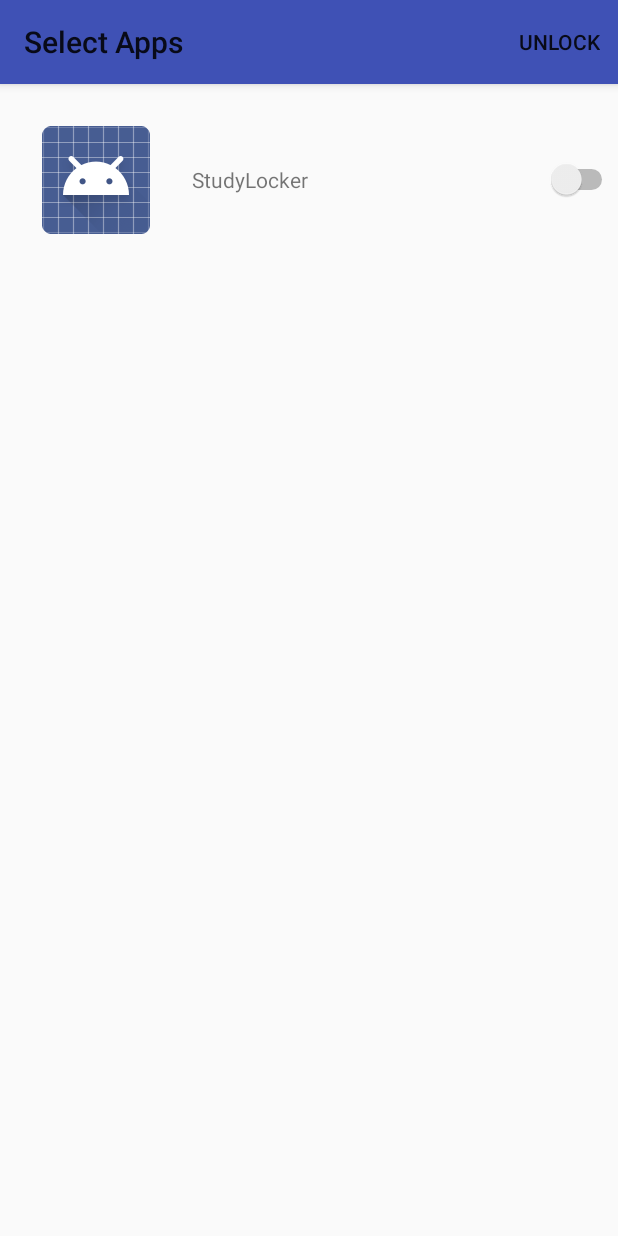
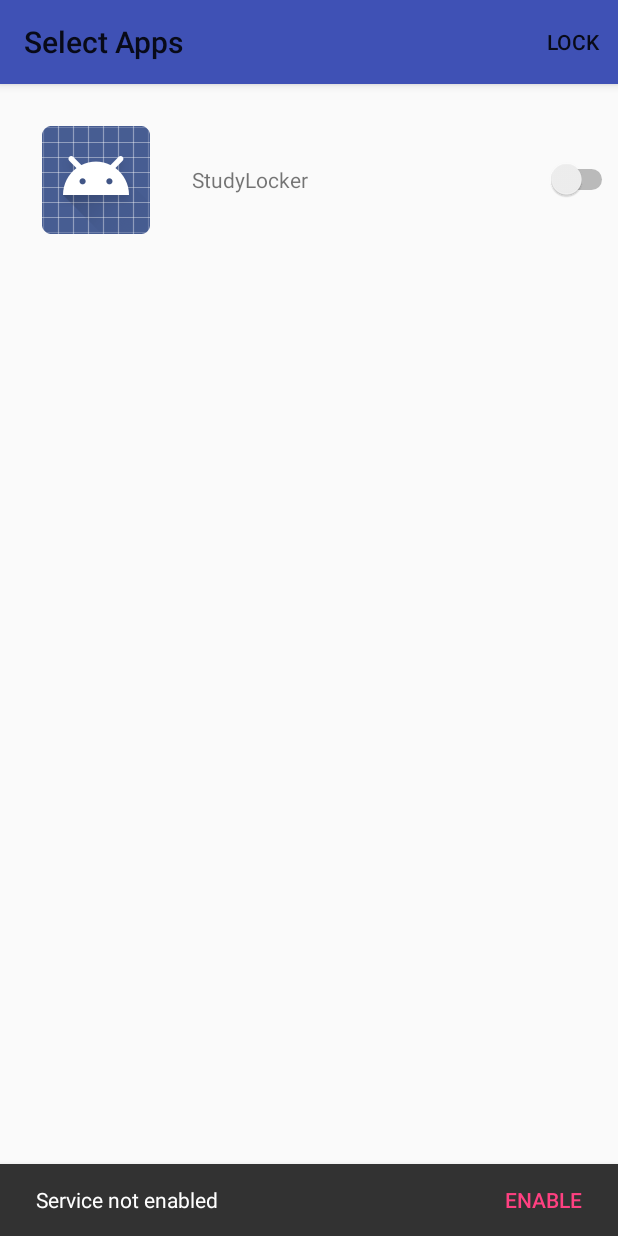
Before and after one commit to Green-Shadow/StudyLocker, an Android app: the screen it shows after launch (AppListActivity), after a tap on "LOCK", on a phone screen of 412 x 824 dp. Run offline under Robolectric (Android 15) with nearby library versions, the phone set to English and light mode, and no system bars; libraries missing offline, so code that uses them is left out: io.sentry, io.sentry.android; 1 statement that could not run was skipped.

Commit message:
Multiple fixes

```diff
--- a/app/build.gradle
+++ b/app/build.gradle
@@ -13,7 +13,7 @@ android {
     }
     buildTypes {
         release {
-            minifyEnabled false
+            minifyEnabled true
             proguardFiles getDefaultProguardFile('proguard-android.txt'), 'proguard-rules.pro'
         }
     }
@@ -25,6 +25,8 @@ dependencies {
         exclude group: 'com.android.support', module: 'support-annotations'
     })
     compile 'com.android.support:appcompat-v7:26.+'
+    compile 'com.android.support:design:23.0.1'
     compile 'com.android.support.constraint:constraint-layout:1.0.2'
+    compile 'io.sentry:sentry-android:1.5.3'
     testCompile 'junit:junit:4.12'
 }
--- a/app/src/main/java/com/greenshadow/studylocker/AppListActivity.java
+++ b/app/src/main/java/com/greenshadow/studylocker/AppListActivity.java
@@ -6,6 +6,7 @@ import android.content.DialogInterface;
 import android.content.Intent;
 import android.os.AsyncTask;
 import android.os.Bundle;
+import android.support.design.widget.Snackbar;
 import android.support.v7.app.AlertDialog;
 import android.support.v7.app.AppCompatActivity;
 import android.support.v7.widget.Toolbar;
@@ -23,6 +24,8 @@ import android.widget.ProgressBar;
 import java.util.List;
 import java.util.ArrayList;
 
+import io.sentry.Sentry;
+import io.sentry.android.AndroidSentryClientFactory;
 
 public class AppListActivity extends AppCompatActivity {
     private AppListAdapter adpt;
@@ -30,35 +33,30 @@ public class AppListActivity extends AppCompatActivity {
     @Override
     protected void onCreate(Bundle savedInstanceState) {
         super.onCreate(savedInstanceState);
+        String sentryDsn = "https://913ac8d91a5d4f53a1d778dfcb9ea0b4:ba20ce0259574763a0a92928fabc3af2@sentry.io/221268?options";
+        Sentry.init(sentryDsn, new AndroidSentryClientFactory(this.getApplicationContext()));
         setContentView(R.layout.activity_app_list);
         Toolbar myToolbar = (Toolbar) findViewById(R.id.my_toolbar);
         setSupportActionBar(myToolbar);
-        ListView listView = (ListView) findViewById(R.id.listview);
+        getSupportActionBar().setTitle("Select Apps");
+        ListView listView = findViewById(R.id.listview);
         adpt = new AppListAdapter(this, new ArrayList<ApplicationInfo>());
         listView.setAdapter(adpt);
         new LoadList().execute();
-        if (!isAccessibilityEnabled(this, "com.greenshadow.studylocker/.AppLockService")) {
-            AlertDialog.Builder builder = new AlertDialog.Builder(this);
-            builder.setMessage("Enable the accessibility service")
-                    .setPositiveButton("Enable", new DialogInterface.OnClickListener() {
-                        public void onClick(DialogInterface dialog, int id) {
-                            Intent intent = new Intent(android.provider.Settings.ACTION_ACCESSIBILITY_SETTINGS);
-                            startActivityForResult(intent, 0);
-                            Intent serviceIntent = new Intent(AppListActivity.this, AppLockService.class);
-                            startService(serviceIntent);
-                            Log.d("SERVICE", "Service started");
-                        }
-                    })
-                    .setNegativeButton("Cancel", new DialogInterface.OnClickListener() {
-                        public void onClick(DialogInterface dialog, int id) {
-
-                        }
-                    });
-            builder.show();
+        if (!isAccessibilityEnabled(this)) {
+            promptAccessibility();
         }else{
             Intent serviceIntent = new Intent(AppListActivity.this, AppLockService.class);
             startService(serviceIntent);
             Log.d("SERVICE", "Service started");
+        }
+    }
+
+    @Override
+    protected void onResume(){
+        super.onResume();
+        if (!isAccessibilityEnabled(this)) {
+            promptAccessibilitySnackbar();
         }
     }
 
@@ -77,8 +75,12 @@ public class AppListActivity extends AppCompatActivity {
             case R.id.app_lock_button:
                 Intent broadcast1 = new Intent("lock_changestate");
                 if(!b){
-                    b = true;
-                    item.setTitle("Unlock");
+                    if(isAccessibilityEnabled(this)) {
+                        b = true;
+                        item.setTitle("Unlock");
+                    }else{
+                        promptAccessibilitySnackbar();
+                    }
                 }
                 else if(b){
                     b = false;
@@ -124,7 +126,8 @@ public class AppListActivity extends AppCompatActivity {
         return disp_packages;
     }
 
-    public static boolean isAccessibilityEnabled(Context context, String id) {
+    public static boolean isAccessibilityEnabled(Context context) {
+        String id = "com.greenshadow.studylocker/.AppLockService";
         AccessibilityManager am = (AccessibilityManager) context.getSystemService(Context.ACCESSIBILITY_SERVICE);
         List<AccessibilityServiceInfo> runningServices = am.getEnabledAccessibilityServiceList(AccessibilityEvent.TYPES_ALL_MASK);
         for (AccessibilityServiceInfo service : runningServices) {
@@ -135,4 +138,37 @@ public class AppListActivity extends AppCompatActivity {
         }
         return false;
     }
+
+    public void promptAccessibility(){
+        AlertDialog.Builder builder = new AlertDialog.Builder(this);
+        builder.setMessage("Enable the accessibility service")
+                .setPositiveButton("Enable", new DialogInterface.OnClickListener() {
+                    public void onClick(DialogInterface dialog, int id) {
+                        Intent intent = new Intent(android.provider.Settings.ACTION_ACCESSIBILITY_SETTINGS);
+                        startActivityForResult(intent, 0);
+                        Intent serviceIntent = new Intent(AppListActivity.this, AppLockService.class);
+                        startService(serviceIntent);
+                        Log.d("SERVICE", "Service started");
+                    }
+                })
+                .setNegativeButton("Cancel", new DialogInterface.OnClickListener() {
+                    public void onClick(DialogInterface dialog, int id) {
+
+                    }
+                });
+        builder.show();
+    }
+
+    public void promptAccessibilitySnackbar(){
+        Snackbar s = Snackbar
+                .make(findViewById(R.id.appListLayout),"Service not enabled",Snackbar.LENGTH_LONG)
+                .setAction("ENABLE",new View.OnClickListener(){
+                    @Override
+                    public void onClick(View view){
+                        Intent intent = new Intent(android.provider.Settings.ACTION_ACCESSIBILITY_SETTINGS);
+                        startActivityForResult(intent, 0);
+                    }
+                });
+        s.show();
+    }
 }
--- a/app/src/main/res/layout/activity_app_list.xml
+++ b/app/src/main/res/layout/activity_app_list.xml
@@ -4,7 +4,8 @@
     xmlns:tools="http://schemas.android.com/tools"
     android:layout_width="match_parent"
     android:layout_height="match_parent"
-    tools:context="com.greenshadow.studylocker.AppListActivity">
+    tools:context="com.greenshadow.studylocker.AppListActivity"
+    android:id="@+id/appListLayout">
     <android.support.v7.widget.Toolbar
         android:id="@+id/my_toolbar"
         android:layout_width="0dp"
@@ -15,6 +16,8 @@
         android:elevation="4dp"
         android:theme="@style/ThemeOverlay.AppCompat.ActionBar"
         app:popupTheme="@style/ThemeOverlay.AppCompat.Light"
+        android:title="Select Apps"
+        android:actionMenuTextColor="#ffffff"
         tools:layout_editor_absoluteY="0dp" />
 
     <ProgressBar
--- a/build.gradle
+++ b/build.gradle
@@ -15,6 +15,7 @@ buildscript {
 allprojects {
     repositories {
         jcenter()
+        maven { url "https://maven.google.com" }
     }
 }
 
```
Also changed, not shown: app/src/main/AndroidManifest.xml (+6 -2 lines).
